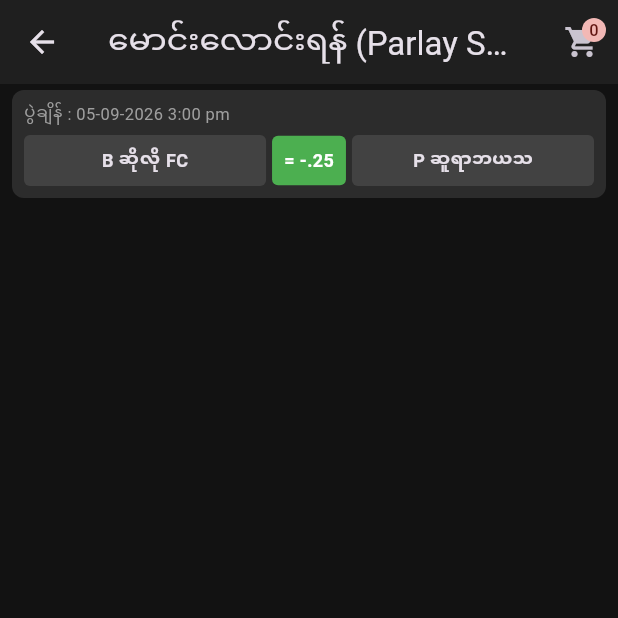
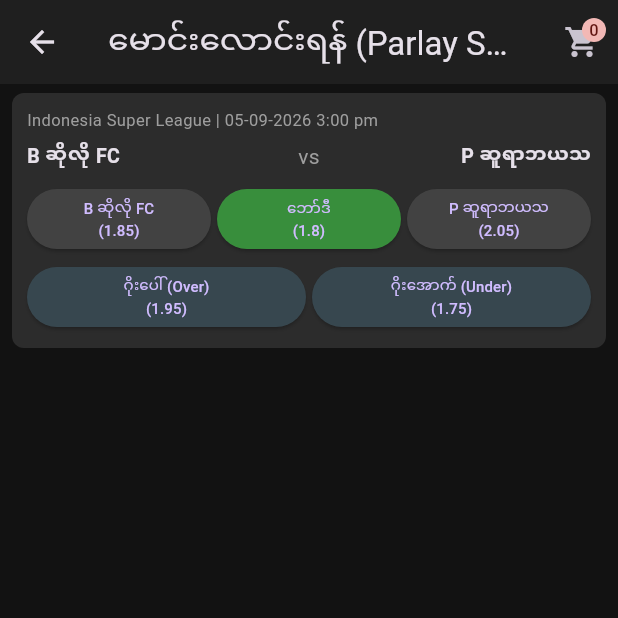
Before and after one commit to pa2659985-create/hat_trick_999, a Flutter app: the BettingScreen screen opened directly, on a phone screen of 412 x 824 dp, the top half of it. Run offline on Flutter 3.47's test engine with Material 3 defaults, Android fonts, the phone set to English and light mode, and no system bars; our stand-ins replace cloud_firestore, firebase_core, firebase_messaging, shared_preferences; accounts and stored records are empty; network calls fail.

Commit message:
Update main.dart

```diff
--- a/lib/main.dart
+++ b/lib/main.dart
@@ -4,7 +4,7 @@ import 'dart:convert';
 import 'package:http/http.dart' as http;
 import 'package:firebase_core/firebase_core.dart';
 import 'package:firebase_messaging/firebase_messaging.dart';
-import 'package:cloud_firestore/cloud_firestore.dart'; // Cloud Database အတွက် ထည့်သွင်းခြင်း
+import 'package:cloud_firestore/cloud_firestore.dart';
 
 Future<void> _firebaseMessagingBackgroundHandler(RemoteMessage message) async {
   try {
@@ -39,7 +39,7 @@ class _HatTrickAppState extends State<HatTrickApp> {
   @override
   void initState() {
     super.initState();
-    // ၃။ Push Notifications (Foreground Listener) အပြည့်အစုံ ထည့်သွင်းခြင်း
+    // ၈။ Push Notifications (Foreground Listener) အပြည့်အစုံ ထည့်သွင်းခြင်း
     FirebaseMessaging.onMessage.listen((RemoteMessage message) {
       if (message.notification != null) {
         print('Foreground Notification received: ${message.notification!.title}');
@@ -70,19 +70,9 @@ class ApiService {
   static const String apiKey = '5a87133d1c764efb8525d81e82d605fd';
   static const String baseUrl = 'https://api.football-data.org/v4/matches';
 
+  // ၃။ ပွဲစဉ်အသစ်များကို API မှ တိုက်ရိုက်ဆွဲထုတ်ခြင်း (Live & Upcoming)
   static Future<List<Map<String, dynamic>>> fetchMatches() async {
-    List<Map<String, dynamic>> allMatches = [
-      {
-        'id': 'm1',
-        'league': 'Indonesia Super League',
-        'time': '05-09-2026 3:00 pm',
-        't1': 'B ဆိုလို FC',
-        't2': 'P ဆူရာဘယသ',
-        'teamOdds': '= -.25',
-        'oddsVal': 1.85,
-        'status': 'LIVE',
-      },
-    ];
+    List<Map<String, dynamic>> allMatches = [];
 
     try {
       final response = await http.get(
@@ -95,27 +85,53 @@ class ApiService {
         List matches = data['matches'];
 
         for (var m in matches) {
-          if (m['status'] == 'TIMED' || m['status'] == 'SCHEDULED') {
           allMatches.add({
             'id': '${m['id']}',
             'league': m['competition']['name'] ?? 'World League',
-              'time': '05-09-2026 8:00 pm',
+            'time': m['utcDate'] != null ? m['utcDate'].toString().replaceFirst('T', ' ').substring(0, 16) : '05-09-2026 8:00 pm',
             't1': m['homeTeam']['name'] ?? 'Home Team',
             't2': m['awayTeam']['name'] ?? 'Away Team',
-              'teamOdds': '1 +55',
-              'oddsVal': 1.80,
-              'status': 'UPCOMING',
+            'status': m['status'] ?? 'UPCOMING',
+            // မောင်းလောင်းရန်အတွက် အစုံအလင်ပါသော Odds များနှင့် ဂိုးပေါ်/ဂိုးအောက် (Over/Under) များ
+            'odds': {
+              'homeWin': 1.85,
+              'awayWin': 1.95,
+              'handicapType': 'ခန္ဓာကိုယ်ကြေး (0.5)',
+              'handicapVal': 1.80,
+              'over2.5': 1.90, // ဂိုးပေါ်
+              'under2.5': 1.85, // ဂိုးအောက်
+            }
           });
-          }
         }
       }
     } catch (e) {
       print('API Error: $e');
     }
 
+    // API မှ ပွဲမရခဲ့လျှင် ဒေတာမပြတ်သွားစေရန် Demo ပွဲစဉ် ထည့်ပေးခြင်း
+    if (allMatches.isEmpty) {
+      allMatches.add({
+        'id': 'm1',
+        'league': 'Indonesia Super League',
+        'time': '05-09-2026 3:00 pm',
+        't1': 'B ဆိုလို FC',
+        't2': 'P ဆူရာဘယသ',
+        'status': 'LIVE',
+        'odds': {
+          'homeWin': 1.85,
+          'awayWin': 2.05,
+          'handicapType': '-.25',
+          'handicapVal': 1.80,
+          'over2.5': 1.95,
+          'under2.5': 1.75,
+        }
+      });
+    }
+
     return allMatches;
   }
 
+  // ၄။ ပွဲစဉ်ဟောင်းများကို API မှ တိုက်ရိုက်ဆွဲထုတ်ခြင်း (Finished Matches)
   static Future<List<Map<String, dynamic>>> fetchOldMatches() async {
     List<Map<String, dynamic>> oldMatches = [];
 
@@ -135,7 +151,7 @@ class ApiService {
             'league': m['competition']['name'] ?? 'League',
             'match': '${m['homeTeam']['name']} vs ${m['awayTeam']['name']}',
             'score': '${score['home'] ?? 0} - ${score['away'] ?? 0}',
-            'date': m['utcDate'].substring(0, 10),
+            'date': m['utcDate'] != null ? m['utcDate'].substring(0, 10) : '2026-09-05',
             'result': 'ပြီးဆုံး (FT)',
           });
         }
@@ -158,6 +174,7 @@ class AppData {
   static List<Map<String, dynamic>> activeBets = [];
   static List<Map<String, dynamic>> parlaySlip = [];
 
+  // ၂။ Cloud Database (Firestore) ဖြင့် အချက်အလက်များ သိမ်းဆည်းခြင်း
   static Future<void> loadData() async {
     final prefs = await SharedPreferences.getInstance();
     displayName = prefs.getString('displayName') ?? 'User';
@@ -166,7 +183,6 @@ class AppData {
     balance = prefs.getDouble('balance') ?? 50000.0;
     points = prefs.getInt('points') ?? 250;
 
-    // ၁။ Cloud Database (Firestore) မှ အချက်အလက်များ တွဲဖက်ဆွဲထုတ်ရန် စနစ်အဆင်သင့်လုပ်ခြင်း
     try {
       if (username.isNotEmpty) {
         var userDoc = await FirebaseFirestore.instance.collection('users').doc(username).get();
@@ -189,7 +205,6 @@ class AppData {
     await prefs.setDouble('balance', balance);
     await prefs.setInt('points', points);
 
-    // ၁။ Cloud Database သို့ အချက်အလက်များ အမြဲတမ်းသိမ်းဆည်းခြင်း (Cloud Backup)
     try {
       if (username.isNotEmpty) {
         await FirebaseFirestore.instance.collection('users').doc(username).set({
@@ -335,6 +350,7 @@ class _DashboardScreenState extends State<DashboardScreen> {
             ),
             ListTile(
               leading: const Icon(Icons.manage_accounts, color: Colors.greenAccent),
+              // ၅။ ပရိုไฟล์နှင့် စကားဝှက် စီမံခန့်ခွဲမှု
               title: const Text('ပရိုไฟล์ စီမံရန်', style: TextStyle(color: Colors.white)),
               onTap: () {
                 Navigator.pop(context);
@@ -504,7 +520,7 @@ class _BettingScreenState extends State<BettingScreen> {
 
   void _addToParlay(Map<String, dynamic> match, String betType, String selection, double odds) {
     setState(() {
-      AppData.parlaySlip.removeWhere((item) => item['matchId'] == match['id']);
+      AppData.parlaySlip.removeWhere((item) => item['matchId'] == match['id'] && item['betType'] == betType);
       AppData.parlaySlip.add({
         'matchId': match['id'],
         'matchName': '${match['t1']} vs ${match['t2']}',
@@ -536,7 +552,7 @@ class _BettingScreenState extends State<BettingScreen> {
           )
         ],
       ),
-      // ၂။ API Error Handling UI ပြသခြင်း
+      // ၇။ API Error Handling UI ပါဝင်ခြင်း
       body: FutureBuilder<List<Map<String, dynamic>>>(
         future: _matchesFuture,
         builder: (context, snapshot) {
@@ -567,47 +583,70 @@ class _BettingScreenState extends State<BettingScreen> {
             itemCount: matches.length,
             itemBuilder: (context, index) {
               final m = matches[index];
+              final odds = m['odds'];
               return Container(
-                margin: const EdgeInsets.symmetric(horizontal: 8, vertical: 4),
-                padding: const EdgeInsets.all(8),
+                margin: const EdgeInsets.symmetric(horizontal: 8, vertical: 6),
+                padding: const EdgeInsets.all(10),
                 decoration: BoxDecoration(color: const Color(0xFF2C2C2C), borderRadius: BorderRadius.circular(8)),
                 child: Column(
                   crossAxisAlignment: CrossAxisAlignment.start,
                   children: [
-                    Text('ပွဲချိန် : ${m['time']}', style: const TextStyle(color: Colors.grey, fontSize: 11)),
+                    Text('${m['league']} | ${m['time']}', style: const TextStyle(color: Colors.grey, fontSize: 11)),
                     const SizedBox(height: 6),
+                    Row(
+                      mainAxisAlignment: MainAxisAlignment.spaceBetween,
+                      children: [
+                        Expanded(child: Text(m['t1'], style: const TextStyle(fontWeight: FontWeight.bold, fontSize: 13))),
+                        const Text(' vs ', style: TextStyle(color: Colors.grey)),
+                        Expanded(child: Text(m['t2'], textAlign: TextAlign.end, style: const TextStyle(fontWeight: FontWeight.bold, fontSize: 13))),
+                      ],
+                    ),
+                    const SizedBox(height: 8),
+                    // အိမ်ကွင်း / အဝေးကွင်း / ဘော်ဒီ ရွေးချယ်ရန် ခလုတ်များ
                     Row(
                       children: [
                         Expanded(
-                          child: InkWell(
-                            onTap: () => _addToParlay(m, 'အိမ်ကွင်း', m['t1'], m['oddsVal']),
-                            child: Container(
-                              padding: const EdgeInsets.all(8),
-                              alignment: Alignment.center,
-                              decoration: BoxDecoration(color: Colors.grey.shade800, borderRadius: BorderRadius.circular(4)),
-                              child: Text(m['t1'], style: const TextStyle(fontSize: 12, fontWeight: FontWeight.bold), overflow: TextOverflow.ellipsis),
-                            ),
-                          ),
-                        ),
-                        const SizedBox(width: 4),
-                        InkWell(
-                          onTap: () => _addToParlay(m, 'ဘော်ဒီကြေး', m['teamOdds'], m['oddsVal']),
-                          child: Container(
-                            padding: const EdgeInsets.all(8),
-                            decoration: BoxDecoration(color: Colors.green, borderRadius: BorderRadius.circular(4)),
-                            child: Text(m['teamOdds'], style: const TextStyle(fontSize: 12, fontWeight: FontWeight.bold, color: Colors.white)),
+                          child: ElevatedButton(
+                            style: ElevatedButton.styleFrom(backgroundColor: Colors.grey.shade800, padding: EdgeInsets.zero),
+                            onPressed: () => _addToParlay(m, 'အနိုင်/အရှုံး', '${m['t1']} (Win)', odds['homeWin']),
+                            child: Text('${m['t1']}\n(${odds['homeWin']})', textAlign: TextAlign.center, style: const TextStyle(fontSize: 10)),
                           ),
                         ),
                         const SizedBox(width: 4),
                         Expanded(
-                          child: InkWell(
-                            onTap: () => _addToParlay(m, 'အဝေးကွင်း', m['t2'], m['oddsVal']),
-                            child: Container(
-                              padding: const EdgeInsets.all(8),
-                              alignment: Alignment.center,
-                              decoration: BoxDecoration(color: Colors.grey.shade800, borderRadius: BorderRadius.circular(4)),
-                              child: Text(m['t2'], style: const TextStyle(fontSize: 12, fontWeight: FontWeight.bold), overflow: TextOverflow.ellipsis),
+                          child: ElevatedButton(
+                            style: ElevatedButton.styleFrom(backgroundColor: Colors.green.shade700, padding: EdgeInsets.zero),
+                            onPressed: () => _addToParlay(m, 'ဘော်ဒီကြေး', odds['handicapType'], odds['handicapVal']),
+                            child: Text('ဘော်ဒီ\n(${odds['handicapVal']})', textAlign: TextAlign.center, style: const TextStyle(fontSize: 10)),
                           ),
+                        ),
+                        const SizedBox(width: 4),
+                        Expanded(
+                          child: ElevatedButton(
+                            style: ElevatedButton.styleFrom(backgroundColor: Colors.grey.shade800, padding: EdgeInsets.zero),
+                            onPressed: () => _addToParlay(m, 'အနိုင်/အရှုံး', '${m['t2']} (Win)', odds['awayWin']),
+                            child: Text('${m['t2']}\n(${odds['awayWin']})', textAlign: TextAlign.center, style: const TextStyle(fontSize: 10)),
+                          ),
+                        ),
+                      ],
+                    ),
+                    const SizedBox(height: 4),
+                    // ဂိုးပေါ် / ဂိုးအောက် (Over / Under) ရွေးချယ်ရန် ခလုတ်များ
+                    Row(
+                      children: [
+                        Expanded(
+                          child: ElevatedButton(
+                            style: ElevatedButton.styleFrom(backgroundColor: Colors.blueGrey.shade800, padding: EdgeInsets.zero),
+                            onPressed: () => _addToParlay(m, 'ဂိုးပေါ်/အောက်', 'ဂိုးပေါ် (Over 2.5)', odds['over2.5']),
+                            child: Text('ဂိုးပေါ် (Over)\n(${odds['over2.5']})', textAlign: TextAlign.center, style: const TextStyle(fontSize: 10)),
+                          ),
+                        ),
+                        const SizedBox(width: 4),
+                        Expanded(
+                          child: ElevatedButton(
+                            style: ElevatedButton.styleFrom(backgroundColor: Colors.blueGrey.shade800, padding: EdgeInsets.zero),
+                            onPressed: () => _addToParlay(m, 'ဂိုးပေါ်/အောက်', 'ဂိုးအောက် (Under 2.5)', odds['under2.5']),
+                            child: Text('ဂိုးအောက် (Under)\n(${odds['under2.5']})', textAlign: TextAlign.center, style: const TextStyle(fontSize: 10)),
                           ),
                         ),
                       ],
@@ -641,6 +680,7 @@ class _ParlaySlipScreenState extends State<ParlaySlipScreen> {
     return AppData.parlaySlip.isEmpty ? 0.0 : total;
   }
 
+  // ၁။ မောင်းဘောနပ်စ်စနစ် (ပွဲ ၃ ပွဲလျှင် ၁၀%၊ ၄ ပွဲနှင့်အထက်လျှင် ၂၀% အပိုဆုကြေး)
   double _calculateBonusPercent() {
     int count = AppData.parlaySlip.length;
     if (count >= 4) return 0.20;
@@ -712,8 +752,8 @@ class _ParlaySlipScreenState extends State<ParlaySlipScreen> {
                         return Card(
                           color: const Color(0xFF1F1F1F),
                           child: ListTile(
-                            title: Text(item['matchName'], style: const TextStyle(fontWeight: FontWeight.bold, color: Colors.white)),
-                            subtitle: Text('ရွေးချယ်မှု: ${item['betType']} (${item['selection']}) | Odds: ${item['odds']}', style: const TextStyle(color: Colors.greenAccent)),
+                            title: Text(item['matchName'], style: const TextStyle(fontWeight: FontWeight.bold, color: Colors.white, fontSize: 13)),
+                            subtitle: Text('ရွေးချယ်မှု: ${item['betType']} (${item['selection']}) | Odds: ${item['odds']}', style: const TextStyle(color: Colors.greenAccent, fontSize: 11)),
                             trailing: IconButton(
                               icon: const Icon(Icons.delete, color: Colors.red),
                               onPressed: () {
@@ -797,13 +837,14 @@ class MyBetsScreen extends StatefulWidget {
 }
 
 class _MyBetsScreenState extends State<MyBetsScreen> {
+  // ၆။ အနိုင်/အရှုံး အလိုအလျောက် စစ်ဆေး/ပေးချေသည့်စနစ် (Auto Settlement Demo)
   void _settleBet(int index, bool isWin) async {
     var bet = AppData.activeBets[index];
     if (bet['status'] != 'ACTIVE') return;
 
     setState(() {
       if (isWin) {
-        AppData.balance += bet['potentialWin'];
+        AppData.balance += (bet['potentialWin'] as double);
         bet['status'] = 'WON (အနိုင်ရ)';
       } else {
         bet['status'] = 'LOST (အရှုံး)';
```
Lines whose indentation alone changed are shown as unchanged.
